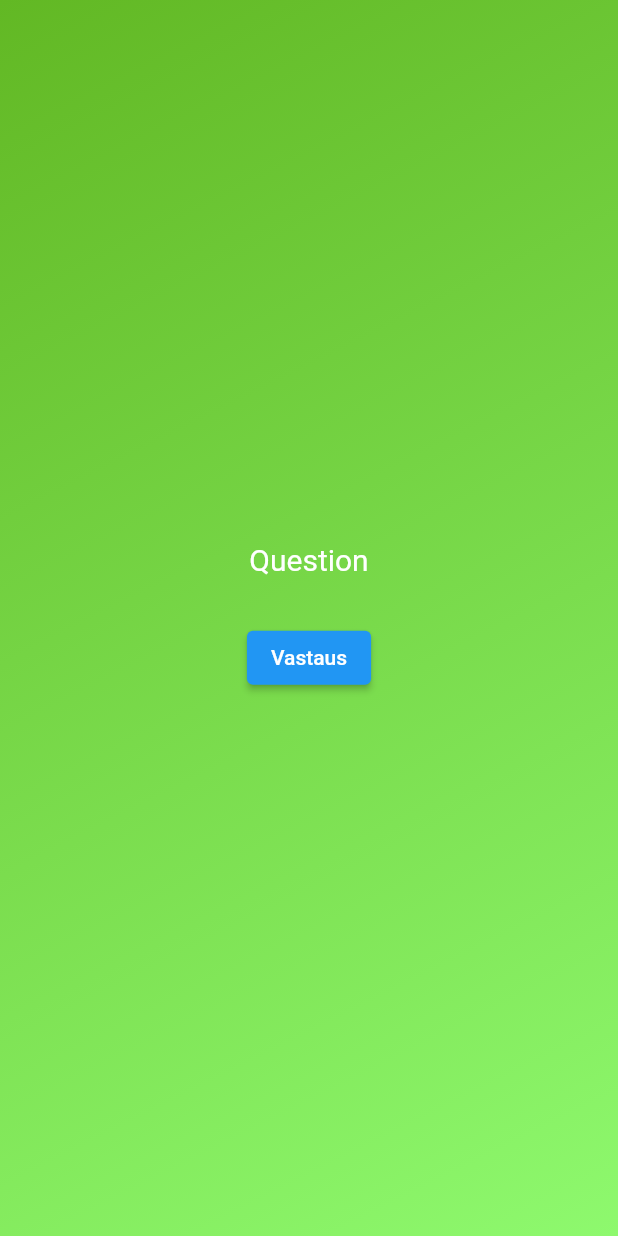
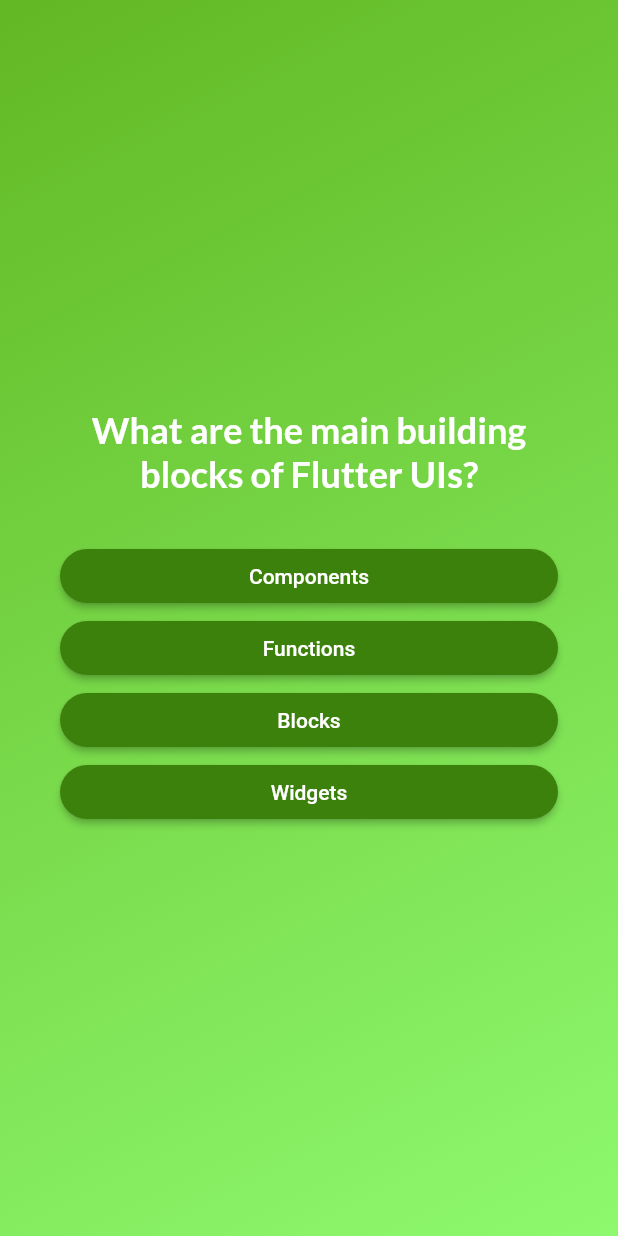
Before and after one commit to SakkyTT/flutter-sakky, a Flutter app: the screen it shows after launch, after a tap on "Start Quiz", on a phone screen of 412 x 824 dp. Run offline on Flutter 3.47's test engine with Material 2 defaults, Android fonts, the light colour scheme and no system bars; our stand-ins replace google_fonts.

Commit message:
google fonts lisätty
75

```diff
--- a/monivalinta/lib/answer_button.dart
+++ b/monivalinta/lib/answer_button.dart
@@ -1,16 +1,28 @@
 import 'package:flutter/material.dart';
 
 class AnswerButton extends StatelessWidget {
-  const AnswerButton({super.key, required this.answerText});
+  const AnswerButton(
+      {super.key, required this.answerText, required this.onTap});
 
   final String answerText;
+  final void Function() onTap;
 
   @override
   Widget build(context) {
     return ElevatedButton(
-      onPressed: () {},
-      style: ElevatedButton.styleFrom(),
-      child: Text(answerText),
+      onPressed: onTap,
+      style: ElevatedButton.styleFrom(
+        padding: const EdgeInsets.symmetric(vertical: 10, horizontal: 40),
+        backgroundColor: const Color.fromARGB(255, 60, 129, 11),
+        foregroundColor: Colors.white,
+        shape: RoundedRectangleBorder(
+          borderRadius: BorderRadius.circular(40),
+        ),
+      ),
+      child: Text(
+        answerText,
+        textAlign: TextAlign.center,
+      ),
     );
   }
 }
--- a/monivalinta/lib/data/questions.dart
+++ b/monivalinta/lib/data/questions.dart
@@ -1,4 +1,9 @@
 import 'package:monivalinta/model/quiz_question.dart';
+
+// const animals = ['cat', 'mouse'];
+// animals[0]; => 'cat'
+// animals[1]; => 'mouse'
+// animals[2]; => error
 
 const questions = [
   QuizQuestion(
--- a/monivalinta/lib/model/quiz_question.dart
+++ b/monivalinta/lib/model/quiz_question.dart
@@ -5,4 +5,10 @@
   // kaksi luokkamuuttujaa, kysymys ja lista vastauksia
   final String text;
   final List<String> answers;
+
+  List<String> getShuffledAnswer() {
+    final shuffledList = List.of(answers); // luodaan kopio
+    shuffledList.shuffle(); // sekoitetaan kopio
+    return shuffledList; // palautetaan kopio
+  }
 }
--- a/monivalinta/lib/question_screen.dart
+++ b/monivalinta/lib/question_screen.dart
@@ -1,8 +1,10 @@
 // Luo stateful widget, joka palauttaa Text widgetin tekstillä "Question Screen"
 
 import 'package:flutter/material.dart';
+import 'package:google_fonts/google_fonts.dart';
 
 import 'package:monivalinta/answer_button.dart';
+import 'package:monivalinta/data/questions.dart';
 
 class QuestionScreen extends StatefulWidget {
   const QuestionScreen({super.key});
@@ -16,20 +18,52 @@
 // Luokan nimessä on alaviiva, joten se on yksityinen
 // Yksityistä luokkaa voi käyttää vain tämän tiedoston sisäiset koodit
 class _QuestionScreenState extends State<QuestionScreen> {
+  var currentQuestionIndex = 0;
+
+  void answerQuestion() {
+    //currentQuestionIndex = currentQuestionIndex + 1;
+    //currentQuestionIndex += 1;
+    setState(() {
+      currentQuestionIndex++;
+    });
+  }
+
   // build
   @override
   Widget build(context) {
-    return const Center(
+    final currentQuestion = questions[currentQuestionIndex];
+
+    return Center(
+      child: Container(
+        margin: const EdgeInsets.all(40),
         child: Column(
           mainAxisSize: MainAxisSize.min,
+          crossAxisAlignment: CrossAxisAlignment.stretch,
           children: [
             Text(
-            'Question',
-            style: TextStyle(color: Colors.white, fontSize: 20),
+              currentQuestion.text,
+              style: GoogleFonts.lato(
+                  color: Colors.white,
+                  fontSize: 24,
+                  fontWeight: FontWeight.bold),
+              textAlign: TextAlign.center,
             ),
-          SizedBox(height: 30),
-          AnswerButton(answerText: 'Vastaus')
+            const SizedBox(height: 30),
+            // map funktio käy läpi datan listassa, suorittaa funktion jokaista
+            // listan itemiä kohden ja tallentaa uuden datan, uuteen listaan.
+            // Uusi lista ei näy koodissa, se vain ilmestyy tähän kohtaan, jossa
+            // suoritetaan map() funktio.
+            ...currentQuestion.getShuffledAnswer().map(
+              (item) {
+                return AnswerButton(answerText: item, onTap: answerQuestion);
+              },
+            )
+            // map palauttaa listan, eli:
+            // [widget, [widget, widget, widget], widget, widget jne]
+            // lista ei kelpaa listaan widgettejä, joten se pitää purkaa
+            // ... eli spread operaatio.
           ],
+        ),
       ),
     );
     // 1. otetaan koko sivu käyttöön. lisää siihen tarkoitukseen oikea widget
--- a/monivalinta/pubspec.yaml
+++ b/monivalinta/pubspec.yaml
@@ -35,6 +35,7 @@
   # The following adds the Cupertino Icons font to your application.
   # Use with the CupertinoIcons class for iOS style icons.
   cupertino_icons: ^1.0.2
+  google_fonts: ^6.1.0
 
 dev_dependencies:
   flutter_test:
```
Also changed, not shown: monivalinta/pubspec.lock, 1 other file. Lines whose indentation alone changed are shown as unchanged.
